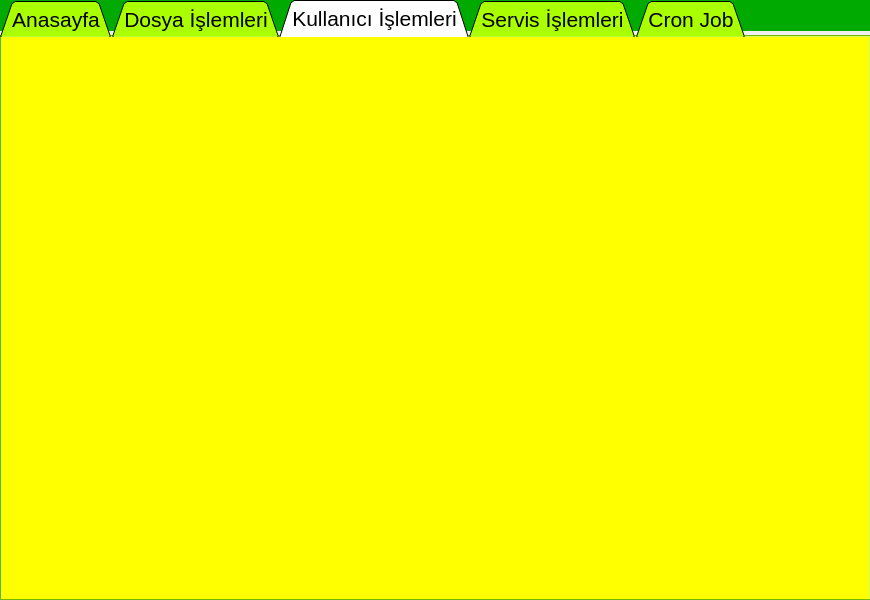
The window that MainGUI.ui (Slmdlgl40/LinuxSystemManagement) describes before a commit, drawn with Qt 5.
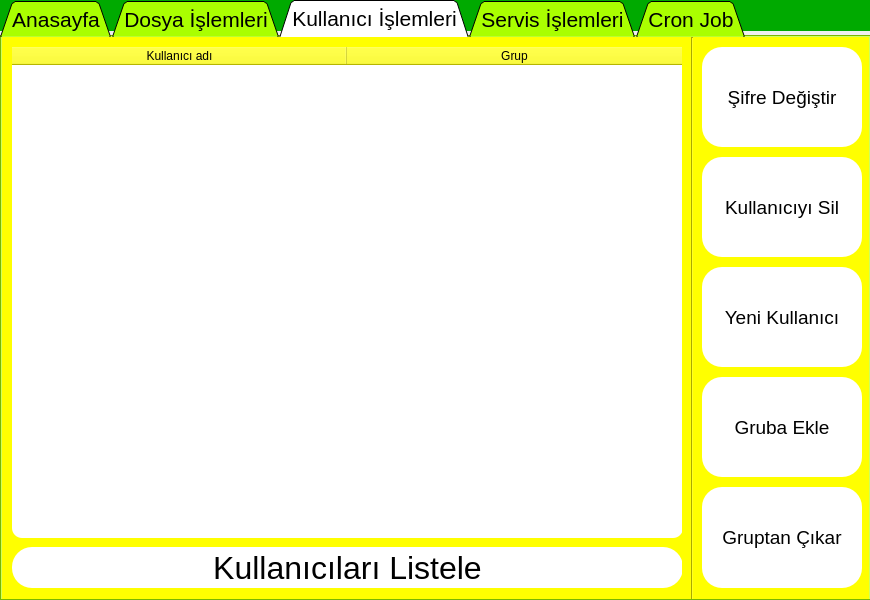
The same window after the commit. The open tabs and pages were chosen to show the change. Icons and pictures are not drawn.

Commit message: Kullanıcı işlemleri sayfasının tasarımı tamamlandı

```diff
--- a/MainGUI.ui
+++ b/MainGUI.ui
@@ -949,6 +949,302 @@
       <property name="styleSheet">
        <string notr="true">background-color:yellow</string>
       </property>
+      <widget class="QWidget" name="widget_9" native="true">
+       <property name="geometry">
+        <rect>
+         <x>690</x>
+         <y>0</y>
+         <width>181</width>
+         <height>571</height>
+        </rect>
+       </property>
+       <property name="styleSheet">
+        <string notr="true">QToolButton
+{
+background-color:white;
+border-radius:20px;
+}
+
+QToolButton:hover
+{
+background-color:#dfdfdf
+}</string>
+       </property>
+       <widget class="QToolButton" name="toolButton_add_group">
+        <property name="geometry">
+         <rect>
+          <x>10</x>
+          <y>340</y>
+          <width>160</width>
+          <height>100</height>
+         </rect>
+        </property>
+        <property name="font">
+         <font>
+          <pointsize>14</pointsize>
+         </font>
+        </property>
+        <property name="styleSheet">
+         <string notr="true"/>
+        </property>
+        <property name="text">
+         <string>Gruba Ekle</string>
+        </property>
+        <property name="icon">
+         <iconset resource="images/images.qrc">
+          <normaloff>:/images/group.png</normaloff>:/images/group.png</iconset>
+        </property>
+        <property name="iconSize">
+         <size>
+          <width>70</width>
+          <height>70</height>
+         </size>
+        </property>
+        <property name="toolButtonStyle">
+         <enum>Qt::ToolButtonTextUnderIcon</enum>
+        </property>
+       </widget>
+       <widget class="QToolButton" name="toolButton_change_pass">
+        <property name="geometry">
+         <rect>
+          <x>10</x>
+          <y>10</y>
+          <width>160</width>
+          <height>100</height>
+         </rect>
+        </property>
+        <property name="font">
+         <font>
+          <pointsize>14</pointsize>
+         </font>
+        </property>
+        <property name="styleSheet">
+         <string notr="true"/>
+        </property>
+        <property name="text">
+         <string>Şifre Değiştir</string>
+        </property>
+        <property name="icon">
+         <iconset resource="images/images.qrc">
+          <normaloff>:/images/password.png</normaloff>:/images/password.png</iconset>
+        </property>
+        <property name="iconSize">
+         <size>
+          <width>70</width>
+          <height>70</height>
+         </size>
+        </property>
+        <property name="toolButtonStyle">
+         <enum>Qt::ToolButtonTextUnderIcon</enum>
+        </property>
+       </widget>
+       <widget class="QToolButton" name="toolButton_remove_group">
+        <property name="geometry">
+         <rect>
+          <x>10</x>
+          <y>450</y>
+          <width>160</width>
+          <height>101</height>
+         </rect>
+        </property>
+        <property name="font">
+         <font>
+          <pointsize>14</pointsize>
+         </font>
+        </property>
+        <property name="styleSheet">
+         <string notr="true"/>
+        </property>
+        <property name="text">
+         <string>Gruptan Çıkar</string>
+        </property>
+        <property name="icon">
+         <iconset resource="images/images.qrc">
+          <normaloff>:/images/no-group.png</normaloff>:/images/no-group.png</iconset>
+        </property>
+        <property name="iconSize">
+         <size>
+          <width>70</width>
+          <height>70</height>
+         </size>
+        </property>
+        <property name="toolButtonStyle">
+         <enum>Qt::ToolButtonTextUnderIcon</enum>
+        </property>
+       </widget>
+       <widget class="QToolButton" name="toolButton_delete_user">
+        <property name="geometry">
+         <rect>
+          <x>10</x>
+          <y>120</y>
+          <width>160</width>
+          <height>100</height>
+         </rect>
+        </property>
+        <property name="font">
+         <font>
+          <pointsize>14</pointsize>
+         </font>
+        </property>
+        <property name="styleSheet">
+         <string notr="true"/>
+        </property>
+        <property name="text">
+         <string>Kullanıcıyı Sil</string>
+        </property>
+        <property name="icon">
+         <iconset resource="images/images.qrc">
+          <normaloff>:/images/remove-user.png</normaloff>:/images/remove-user.png</iconset>
+        </property>
+        <property name="iconSize">
+         <size>
+          <width>70</width>
+          <height>70</height>
+         </size>
+        </property>
+        <property name="toolButtonStyle">
+         <enum>Qt::ToolButtonTextUnderIcon</enum>
+        </property>
+       </widget>
+       <widget class="QToolButton" name="toolButton_new_user">
+        <property name="geometry">
+         <rect>
+          <x>10</x>
+          <y>230</y>
+          <width>160</width>
+          <height>100</height>
+         </rect>
+        </property>
+        <property name="font">
+         <font>
+          <pointsize>14</pointsize>
+         </font>
+        </property>
+        <property name="styleSheet">
+         <string notr="true"/>
+        </property>
+        <property name="text">
+         <string>Yeni Kullanıcı</string>
+        </property>
+        <property name="icon">
+         <iconset resource="images/images.qrc">
+          <normaloff>:/images/add-user.png</normaloff>:/images/add-user.png</iconset>
+        </property>
+        <property name="iconSize">
+         <size>
+          <width>70</width>
+          <height>70</height>
+         </size>
+        </property>
+        <property name="toolButtonStyle">
+         <enum>Qt::ToolButtonTextUnderIcon</enum>
+        </property>
+       </widget>
+      </widget>
+      <widget class="QWidget" name="widget_12" native="true">
+       <property name="geometry">
+        <rect>
+         <x>0</x>
+         <y>440</y>
+         <width>691</width>
+         <height>131</height>
+        </rect>
+       </property>
+       <property name="styleSheet">
+        <string notr="true">QToolButton
+{
+background-color:white;
+border-radius:20px;
+}
+
+QToolButton:hover
+{
+background-color:#dfdfdf
+}</string>
+       </property>
+      </widget>
+      <widget class="QWidget" name="widget_13" native="true">
+       <property name="geometry">
+        <rect>
+         <x>0</x>
+         <y>0</y>
+         <width>681</width>
+         <height>571</height>
+        </rect>
+       </property>
+       <property name="styleSheet">
+        <string notr="true">QPushButton
+{
+background-color:white;
+border-radius:20px;
+}
+
+QPushButton:hover
+{
+background-color:#dfdfdf
+}
+
+QTableWidget
+{
+background-color:white;
+border-radius:10px;
+}</string>
+       </property>
+       <widget class="QTableWidget" name="tableWidget_2">
+        <property name="geometry">
+         <rect>
+          <x>10</x>
+          <y>10</y>
+          <width>671</width>
+          <height>491</height>
+         </rect>
+        </property>
+        <attribute name="horizontalHeaderDefaultSectionSize">
+         <number>335</number>
+        </attribute>
+        <column>
+         <property name="text">
+          <string>Kullanıcı adı</string>
+         </property>
+        </column>
+        <column>
+         <property name="text">
+          <string>Grup</string>
+         </property>
+        </column>
+       </widget>
+       <widget class="QPushButton" name="pushButton_list_user">
+        <property name="geometry">
+         <rect>
+          <x>10</x>
+          <y>510</y>
+          <width>671</width>
+          <height>41</height>
+         </rect>
+        </property>
+        <property name="font">
+         <font>
+          <pointsize>24</pointsize>
+         </font>
+        </property>
+        <property name="text">
+         <string>Kullanıcıları Listele</string>
+        </property>
+       </widget>
+      </widget>
+      <widget class="Line" name="line_3">
+       <property name="geometry">
+        <rect>
+         <x>680</x>
+         <y>0</y>
+         <width>20</width>
+         <height>571</height>
+        </rect>
+       </property>
+       <property name="orientation">
+        <enum>Qt::Vertical</enum>
+       </property>
+      </widget>
      </widget>
     </widget>
     <widget class="QWidget" name="tab_4">
```
Left out of the diff: 20 changed lines with no effect on the pictures. The commit also changes 7 other files.
